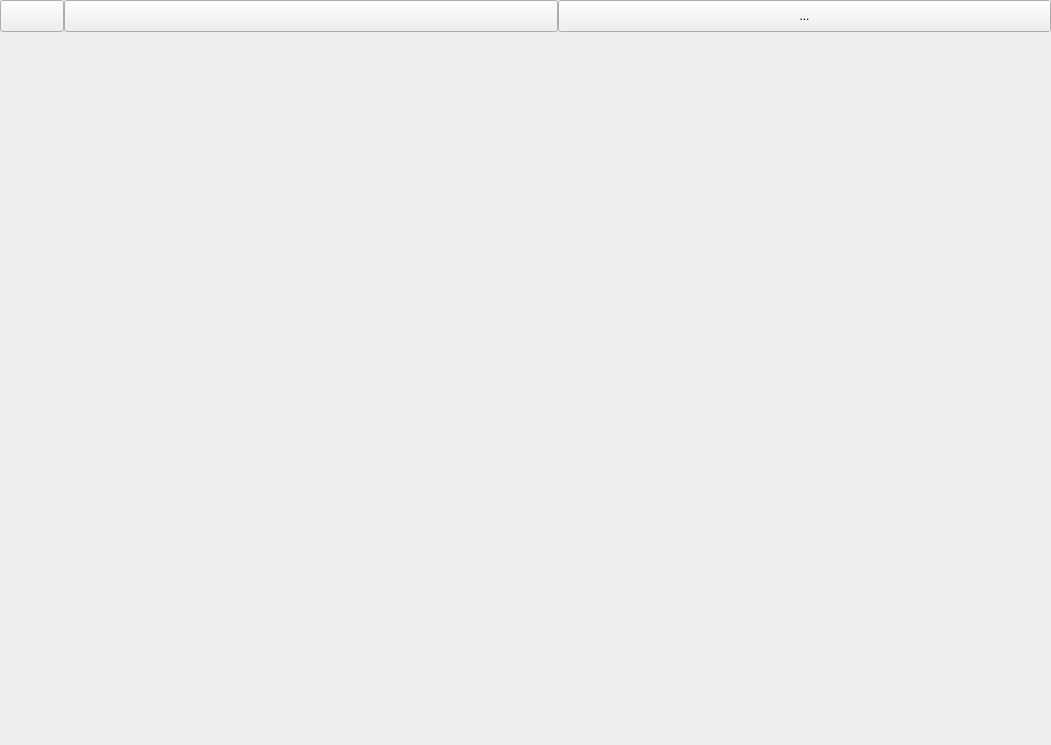
Qt form MyGameLauncher/MyGameLauncher.ui (ngee044/MyGameLauncher) before a commit.
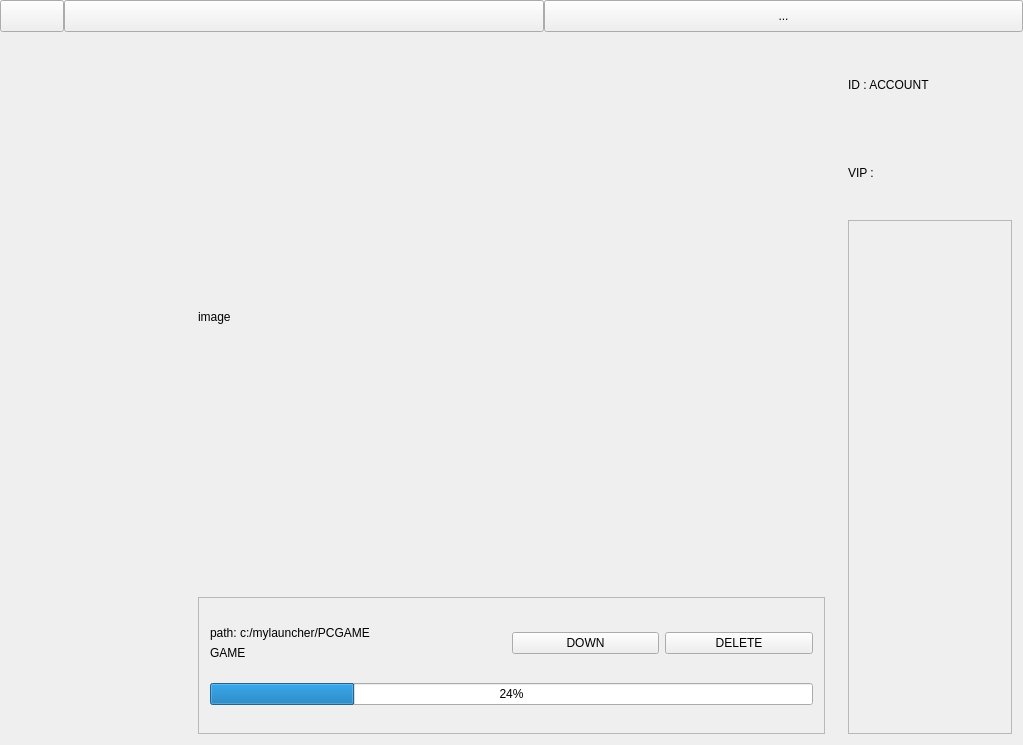
The same form after that commit. Icons and pictures are not drawn.

Commit message: Launcher UI 추가

What changed in the file:
```diff
--- a/MyGameLauncher/MyGameLauncher.ui
+++ b/MyGameLauncher/MyGameLauncher.ui
@@ -6,7 +6,7 @@
    <rect>
     <x>0</x>
     <y>0</y>
-    <width>1051</width>
+    <width>1023</width>
     <height>745</height>
    </rect>
   </property>
@@ -157,10 +157,129 @@
         <widget class="QWidget" name="game_list_widget_" native="true"/>
        </item>
        <item>
-        <widget class="QWidget" name="main_widget_" native="true"/>
+        <widget class="QWidget" name="main_widget_" native="true">
+         <layout class="QVBoxLayout" name="verticalLayout_3" stretch="8,2">
+          <item>
+           <widget class="QLabel" name="label_image">
+            <property name="sizePolicy">
+             <sizepolicy hsizetype="Preferred" vsizetype="Expanding">
+              <horstretch>0</horstretch>
+              <verstretch>0</verstretch>
+             </sizepolicy>
+            </property>
+            <property name="text">
+             <string>image</string>
+            </property>
+           </widget>
+          </item>
+          <item>
+           <widget class="QFrame" name="frame">
+            <property name="frameShape">
+             <enum>QFrame::StyledPanel</enum>
+            </property>
+            <property name="frameShadow">
+             <enum>QFrame::Raised</enum>
+            </property>
+            <layout class="QVBoxLayout" name="verticalLayout_2">
+             <item>
+              <layout class="QHBoxLayout" name="horizontalLayout_3" stretch="2,1,1">
+               <item>
+                <layout class="QVBoxLayout" name="verticalLayout_4">
+                 <item>
+                  <widget class="QLabel" name="label_path">
+                   <property name="text">
+                    <string>path: c:/mylauncher/PCGAME</string>
+                   </property>
+                  </widget>
+                 </item>
+                 <item>
+                  <widget class="QLabel" name="label_2">
+                   <property name="styleSheet">
+                    <string notr="true">background-color:#</string>
+                   </property>
+                   <property name="text">
+                    <string>GAME</string>
+                   </property>
+                  </widget>
+                 </item>
+                </layout>
+               </item>
+               <item>
+                <widget class="QPushButton" name="pushButton_down">
+                 <property name="text">
+                  <string>DOWN</string>
+                 </property>
+                </widget>
+               </item>
+               <item>
+                <widget class="QPushButton" name="pushButton_delete">
+                 <property name="text">
+                  <string>DELETE</string>
+                 </property>
+                </widget>
+               </item>
+              </layout>
+             </item>
+             <item>
+              <widget class="QProgressBar" name="progressBar">
+               <property name="value">
+                <number>24</number>
+               </property>
+              </widget>
+             </item>
+            </layout>
+           </widget>
+          </item>
+         </layout>
+        </widget>
        </item>
        <item>
-        <widget class="QWidget" name="login_status_widget_" native="true"/>
+        <widget class="QWidget" name="login_status_widget_" native="true">
+         <layout class="QVBoxLayout" name="verticalLayout_7" stretch="1,3">
+          <item>
+           <layout class="QVBoxLayout" name="verticalLayout_6">
+            <item>
+             <widget class="QLabel" name="label_id_">
+              <property name="text">
+               <string>ID : ACCOUNT</string>
+              </property>
+             </widget>
+            </item>
+            <item>
+             <widget class="QLabel" name="label_vip_">
+              <property name="text">
+               <string>VIP :</string>
+              </property>
+             </widget>
+            </item>
+           </layout>
+          </item>
+          <item>
+           <layout class="QVBoxLayout" name="verticalLayout_5">
+            <property name="spacing">
+             <number>0</number>
+            </property>
+            <item>
+             <widget class="QScrollArea" name="scrollArea_friendlist_">
+              <property name="widgetResizable">
+               <bool>true</bool>
+              </property>
+              <widget class="QWidget" name="scrollAreaWidgetContents">
+               <property name="geometry">
+                <rect>
+                 <x>0</x>
+                 <y>0</y>
+                 <width>164</width>
+                 <height>513</height>
+                </rect>
+               </property>
+              </widget>
+             </widget>
+            </item>
+           </layout>
+          </item>
+         </layout>
+        </widget>
        </item>
       </layout>
      </widget>
```
The commit also changes 17 other files.
